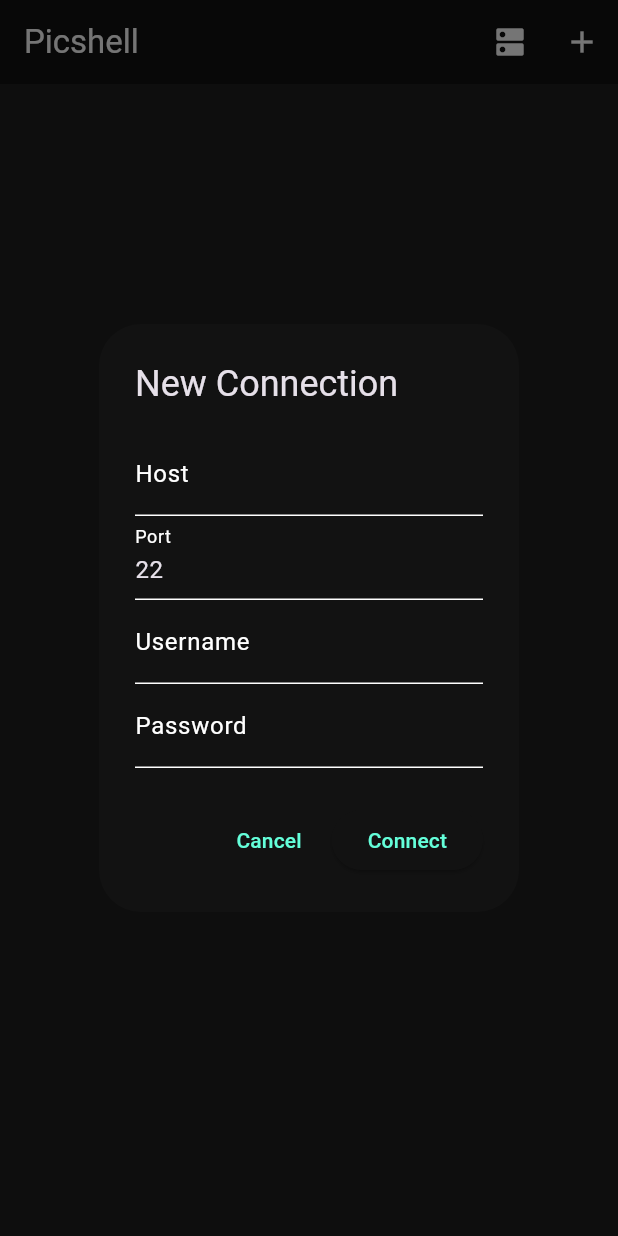
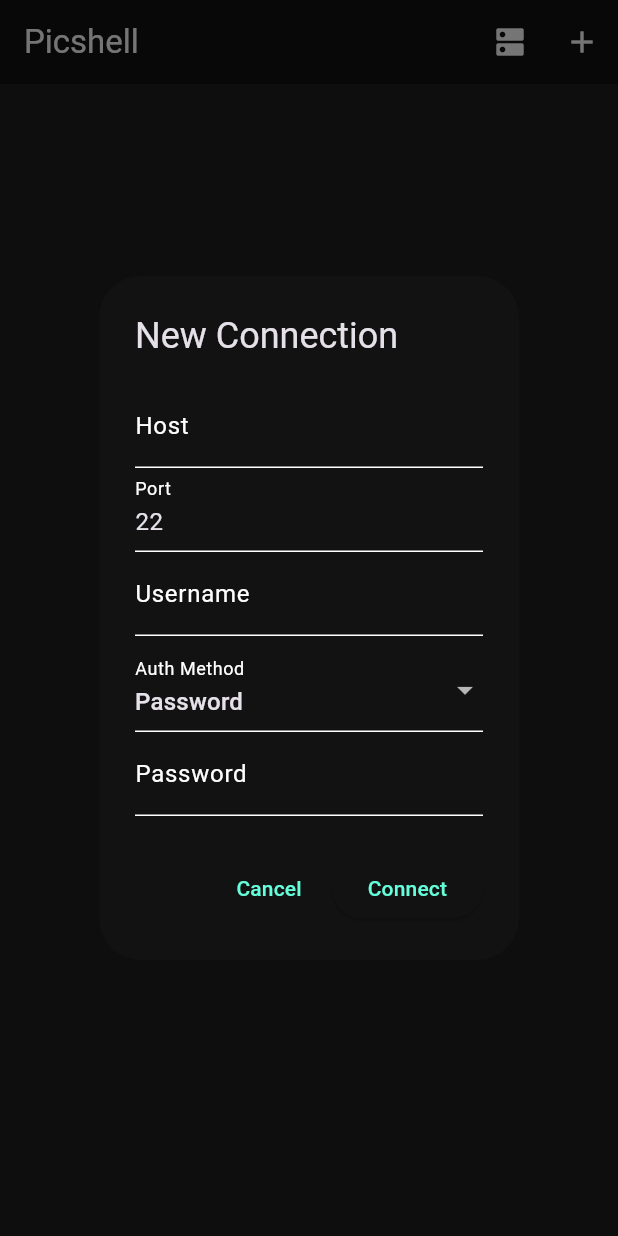
Before and after one commit to Inokinoki/picshell, a Flutter app: the screen it shows after launch, after a tap on "New Connection", on a phone screen of 412 x 824 dp. Run offline on Flutter 3.47's test engine with Material 3 defaults, Android fonts, the phone set to English and light mode, and no system bars; our stand-ins replace file_picker, flutter_riverpod, go_router, hive, hive_flutter; missing offline and left inert: dartssh2; accounts and stored records are empty.

Commit message:
feat: add SSH key auth support in connection dialog
- Add auth method selector (password/key)
- Add key dropdown to select saved keys
- Add import button to import private key files
- Auto-detect auth type from saved host config

```diff
--- a/lib/widgets/connection_dialog.dart
+++ b/lib/widgets/connection_dialog.dart
@@ -1,7 +1,11 @@
+import 'dart:io';
 import 'package:flutter/material.dart';
 import 'package:flutter_riverpod/flutter_riverpod.dart';
+import 'package:file_picker/file_picker.dart';
 import '../models/host.dart';
+import '../models/ssh_key.dart';
 import '../providers/host_provider.dart';
+import '../providers/key_provider.dart';
 import '../services/ssh_service.dart';
 
 class ConnectionDialog extends ConsumerStatefulWidget {
@@ -19,10 +23,13 @@
   final _userController = TextEditingController();
   final _passwordController = TextEditingController();
   Host? _selectedSavedHost;
+  String _authType = 'password';
+  SshKey? _selectedKey;
 
   @override
   Widget build(BuildContext context) {
     final hosts = ref.watch(hostListProvider);
+    final keys = ref.watch(keyListProvider);
 
     return AlertDialog(
       title: const Text('New Connection'),
@@ -50,6 +57,9 @@
                       _hostController.text = host.hostname;
                       _portController.text = host.port.toString();
                       _userController.text = host.username;
+                      if (host.authType == AuthType.key) {
+                        _authType = 'key';
+                      }
                     }
                   });
                 },
@@ -69,11 +79,42 @@
               controller: _userController,
               decoration: const InputDecoration(labelText: 'Username'),
             ),
+            const SizedBox(height: 8),
+            DropdownButtonFormField<String>(
+              decoration: const InputDecoration(labelText: 'Auth Method'),
+              initialValue: _authType,
+              items: const [
+                DropdownMenuItem(value: 'password', child: Text('Password')),
+                DropdownMenuItem(value: 'key', child: Text('SSH Key')),
+              ],
+              onChanged: (v) => setState(() => _authType = v ?? 'password'),
+            ),
+            if (_authType == 'password')
               TextField(
                 controller: _passwordController,
                 decoration: const InputDecoration(labelText: 'Password'),
                 obscureText: true,
               ),
+            if (_authType == 'key') ...[
+              const SizedBox(height: 8),
+              if (keys.isNotEmpty)
+                DropdownButtonFormField<SshKey>(
+                  decoration: const InputDecoration(labelText: 'Select Key'),
+                  initialValue: _selectedKey,
+                  items: keys
+                      .map(
+                        (k) => DropdownMenuItem(value: k, child: Text(k.name)),
+                      )
+                      .toList(),
+                  onChanged: (key) => setState(() => _selectedKey = key),
+                ),
+              const SizedBox(height: 8),
+              OutlinedButton.icon(
+                onPressed: _importKey,
+                icon: const Icon(Icons.upload_file),
+                label: const Text('Import Private Key'),
+              ),
+            ],
           ],
         ),
       ),
@@ -82,8 +123,35 @@
           onPressed: () => Navigator.pop(context),
           child: const Text('Cancel'),
         ),
-        ElevatedButton(
-          onPressed: () {
+        ElevatedButton(onPressed: _connect, child: const Text('Connect')),
+      ],
+    );
+  }
+
+  Future<void> _importKey() async {
+    final result = await FilePicker.platform.pickFiles(
+      type: FileType.any,
+      allowMultiple: false,
+    );
+
+    if (result != null && result.files.isNotEmpty) {
+      final file = result.files.first;
+      final path = file.path;
+      if (path != null) {
+        final content = await File(path).readAsString();
+        final key = SshKey(
+          id: DateTime.now().millisecondsSinceEpoch.toString(),
+          name: file.name,
+          privateKeyPem: content,
+          publicKey: '',
+        );
+        await ref.read(keyListProvider.notifier).add(key);
+        setState(() => _selectedKey = key);
+      }
+    }
+  }
+
+  void _connect() {
     final host =
         _selectedSavedHost ??
         Host(
@@ -92,23 +160,23 @@
           hostname: _hostController.text,
           port: int.tryParse(_portController.text) ?? 22,
           username: _userController.text,
+          authType: _authType == 'key' ? AuthType.key : AuthType.password,
+          keyId: _selectedKey?.id,
         );
 
     final config = SshConnectionConfig(
       host: host.hostname,
       port: host.port,
       username: host.username,
-              authMethod: SshAuthMethod.password,
-              password: _passwordController.text,
+      authMethod: _authType == 'key'
+          ? SshAuthMethod.key
+          : SshAuthMethod.password,
+      password: _authType == 'password' ? _passwordController.text : null,
+      privateKeyPem: _authType == 'key' ? _selectedKey?.privateKeyPem : null,
     );
 
     widget.onConnect(host, config);
     Navigator.pop(context);
-          },
-          child: const Text('Connect'),
-        ),
-      ],
-    );
   }
 
   @override
```
Lines whose indentation alone changed are shown as unchanged.
